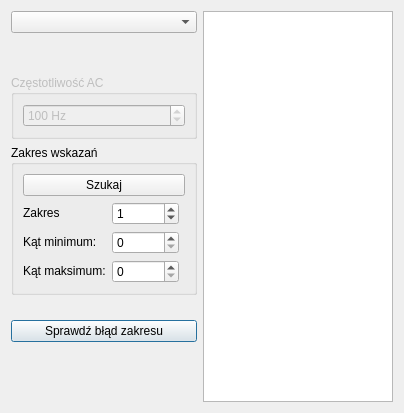
First picture: the form in source/ui/check.ui, repository sloik255/python-mgr, before the edit.
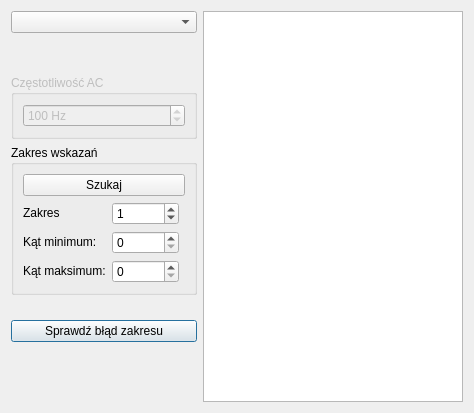
Second picture: the form after the edit.

Diff of the .ui file:
```diff
--- a/source/ui/check.ui
+++ b/source/ui/check.ui
@@ -6,7 +6,7 @@
    <rect>
     <x>0</x>
     <y>0</y>
-    <width>404</width>
+    <width>474</width>
     <height>413</height>
    </rect>
   </property>
@@ -22,7 +22,14 @@
     </widget>
    </item>
    <item row="0" column="1" rowspan="11">
-    <widget class="QTextEdit" name="textEdit"/>
+    <widget class="QTextEdit" name="textEdit">
+     <property name="minimumSize">
+      <size>
+       <width>250</width>
+       <height>0</height>
+      </size>
+     </property>
+    </widget>
    </item>
    <item row="6" column="0">
     <widget class="QPushButton" name="check_pb">
```
